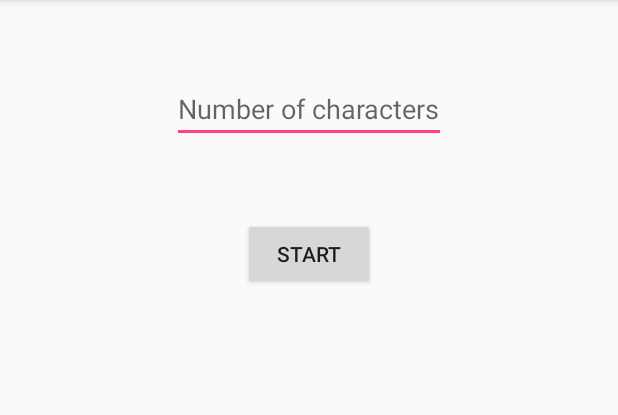
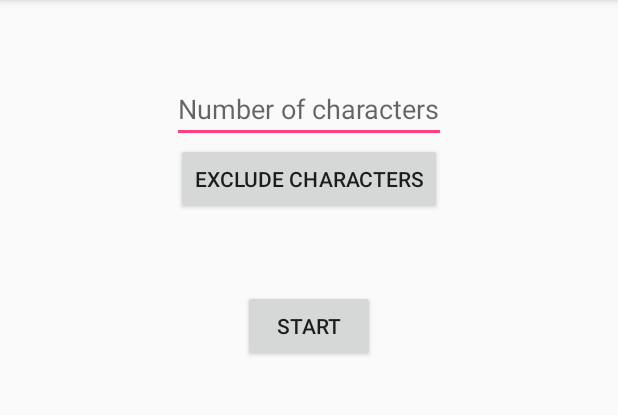
Before and after one commit to joeconstan/SmashTools, an Android app: the SmashFourIronMan screen opened directly, with no data from a screen before it, on a phone screen of 412 x 824 dp, the part 84-499 px from its top. Run offline under Robolectric (Android 15) with nearby library versions, the phone set to English and light mode, and no system bars.

Commit message:
character exludes

```diff
--- a/app/src/main/res/layout/activity_smashfourironman.xml
+++ b/app/src/main/res/layout/activity_smashfourironman.xml
@@ -18,9 +18,20 @@
     <Button
         android:layout_width="wrap_content"
         android:layout_height="wrap_content"
+        android:text="exclude characters"
+        android:layout_centerHorizontal="true"
+        android:layout_below="@+id/s4imnumber_char"
+        android:id="@+id/s4imexclude_button"
+        android:onClick="Exclude"
+        />
+
+
+    <Button
+        android:layout_width="wrap_content"
+        android:layout_height="wrap_content"
         android:layout_centerHorizontal="true"
         android:layout_marginTop="50dp"
-        android:layout_below="@+id/s4imnumber_char"
+        android:layout_below="@+id/s4imexclude_button"
         android:id="@+id/s4imstart_button"
         android:text="Start"
         />
```
Also changed, not shown: app/src/main/java/com/arealbreakfast/smashtools/Exclude.java (added, +63 -0 lines), app/src/main/java/com/arealbreakfast/smashtools/SmashFourIronMan.java (+8 -0 lines), app/src/main/res/layout/activity_exclude.xml (added, +26 -0 lines).
